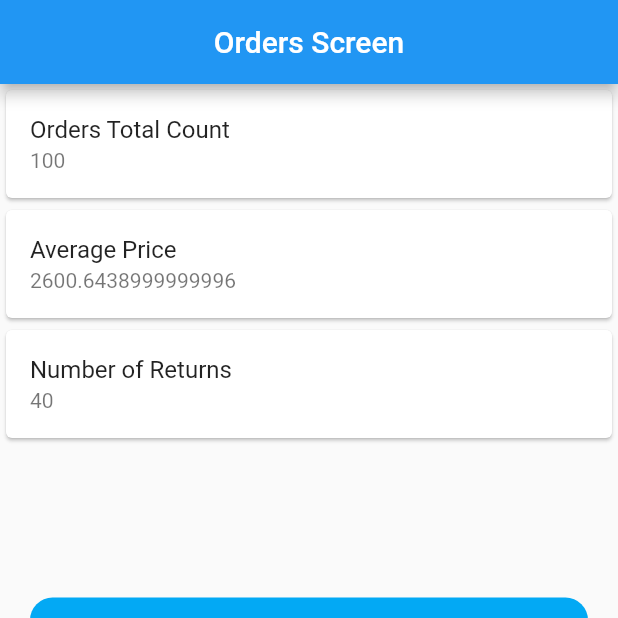
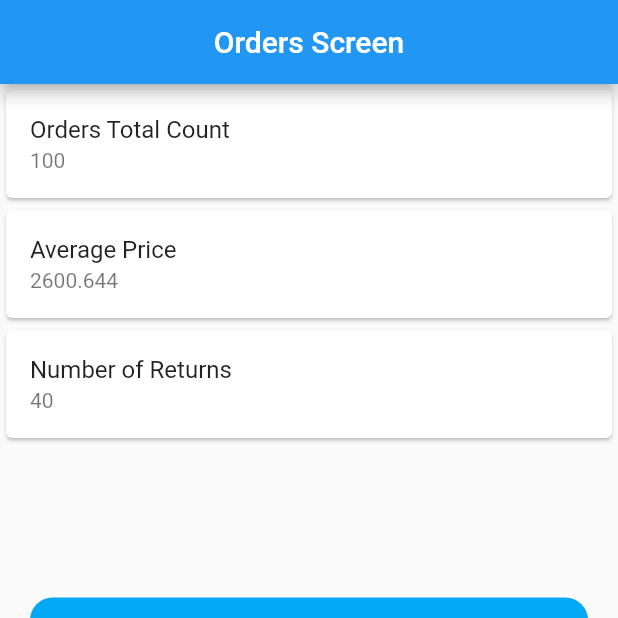
Before and after one commit to HazemElgohary/ecommerce, a Flutter app: the screen it shows after launch, on a phone screen of 412 x 824 dp, the top half of it. Run offline on Flutter 3.47's test engine with Material 2 defaults, Android fonts, the phone set to English and light mode, and no system bars; our stand-ins replace bloc, equatable, fl_chart, flutter_bloc.

Commit message:
Round double average

```diff
--- a/lib/modules/first_screen/frist_screen.dart
+++ b/lib/modules/first_screen/frist_screen.dart
@@ -34,7 +34,7 @@ class FirstScreen extends StatelessWidget {
                   Card(
                     child: ListTile(
                       title: const Text('Average Price'),
-                      subtitle: Text(state.average.toString()),
+                      subtitle: Text(state.average.toStringAsFixed(3)),
                     ),
                   ),
                   Card(
```
